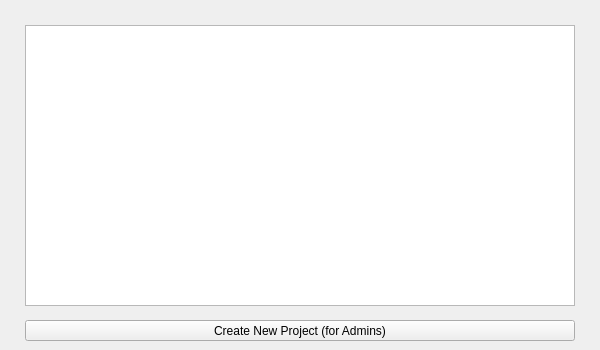
Qt form Qt/InstaDam/app/projectlist.ui (Vedhus/InstaDam) before a commit.
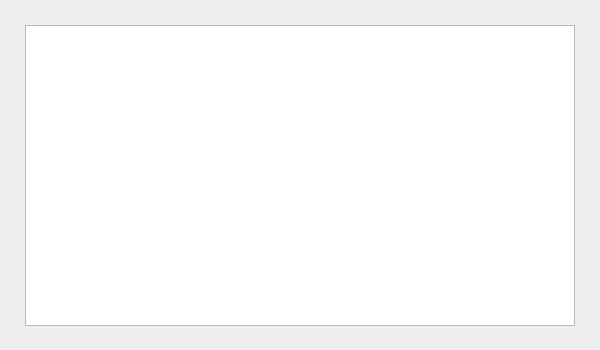
The same form after that commit.

Commit message: migrated the new, open, and save project functions to the main Instadam interface

```diff
--- a/Qt/InstaDam/app/projectlist.ui
+++ b/Qt/InstaDam/app/projectlist.ui
@@ -13,26 +13,13 @@
   <property name="windowTitle">
    <string>Form</string>
   </property>
-  <widget class="QPushButton" name="pushButton">
-   <property name="geometry">
-    <rect>
-     <x>25</x>
-     <y>320</y>
-     <width>550</width>
-     <height>21</height>
-    </rect>
-   </property>
-   <property name="text">
-    <string>Create New Project (for Admins)</string>
-   </property>
-  </widget>
   <widget class="QListWidget" name="projectsTable">
    <property name="geometry">
     <rect>
      <x>25</x>
      <y>25</y>
      <width>550</width>
-     <height>281</height>
+     <height>301</height>
     </rect>
    </property>
   </widget>
```
The commit also changes 19 other files.
